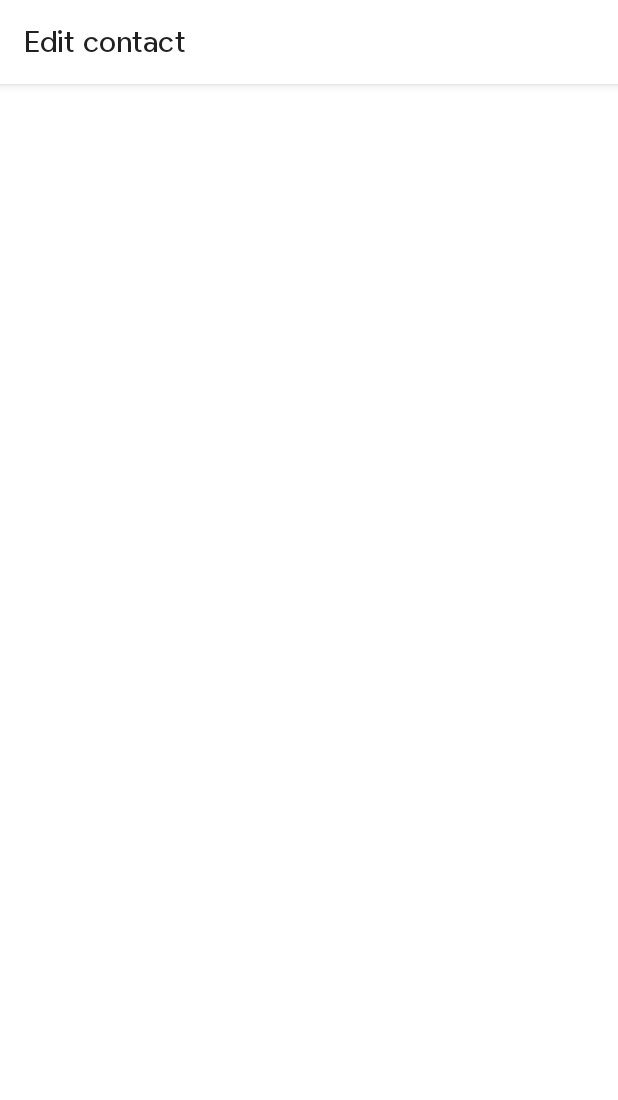
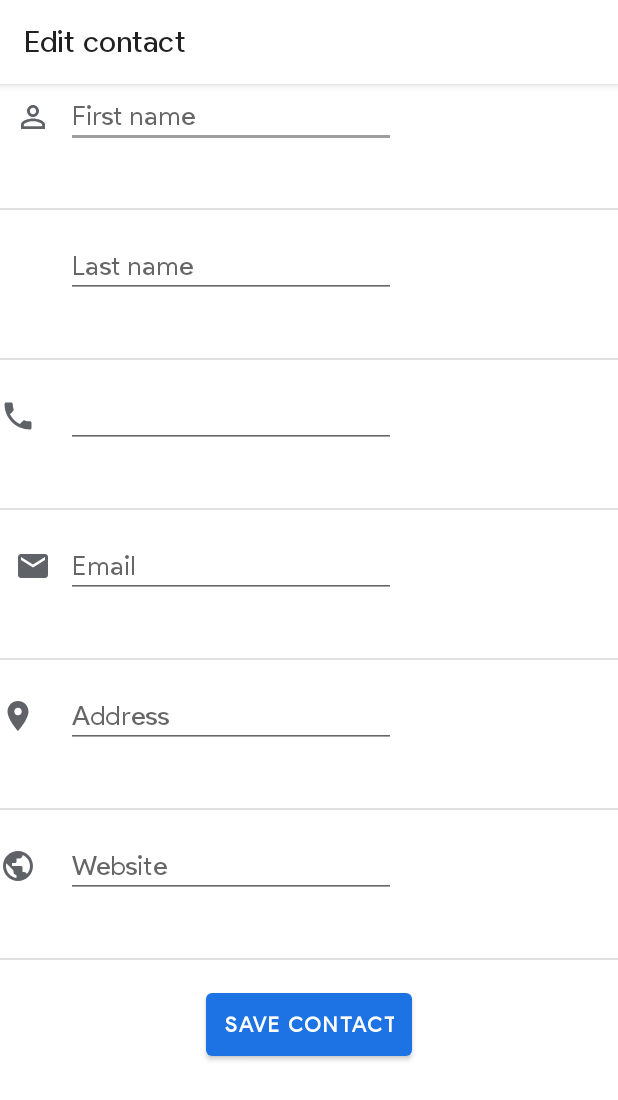
Before and after one commit to UALR-MobileAppsDevelopmentCourse/assignment-07-AustinJesse, an Android app: the screen it shows after launch (ContactFormActivity), on a phone screen of 412 x 824 dp. Before the commit the part shown is almost empty. Shown: the top 1100 px of the screen. Run offline under Robolectric (Android 15) with nearby library versions, the phone set to English and light mode, and no system bars.

Commit message:
Contact Form Java

```diff
--- a/app/src/main/java/edu/ualr/intentsassignment/ContactFormActivity.java
+++ b/app/src/main/java/edu/ualr/intentsassignment/ContactFormActivity.java
@@ -1,9 +1,57 @@
 package edu.ualr.intentsassignment;
 
+import android.content.Intent;
+import android.os.Bundle;
+import android.view.View;
+import android.widget.EditText;
+import android.widget.TextView;
+
+import androidx.annotation.Nullable;
 import androidx.appcompat.app.AppCompatActivity;
+
+import com.google.android.material.button.MaterialButton;
+
+import edu.ualr.intentsassignment.model.Contact;
+import edu.ualr.intentsassignment.databinding.ContactFormBinding;
 
 public class ContactFormActivity extends AppCompatActivity {
     // TODO 01. Create a new layout file to define the GUI elements of the ContactFormActivity.
     // TODO 02. Define the basic skeleton of the ContactFormActivity. Inflate the layout defined in the first step to display the GUI elements on screen.
     // TODO 06. Create a new method that reads the values in the several EditText elements of the layout and then uses the Contact class to send those data to ContactInfoActivity
+    public static final String EXTRA_CONTACT = "ContactData";
+    private ContactFormBinding mBinding;
+    private MaterialButton saveBtn;
+    public EditText firstName;
+    public EditText lastName;
+    public EditText phoneNumber;
+    public EditText emailAddress;
+    public EditText address;
+    public EditText website;
+
+    @Override
+    protected void onCreate(@Nullable Bundle savedInstanceState) {
+        super.onCreate(savedInstanceState);
+        mBinding = ContactFormBinding.inflate(getLayoutInflater());
+        setContentView(mBinding.getRoot());
+        saveBtn = findViewById(R.id.saveButton);
+        firstName = findViewById(R.id.person_first_name);
+        lastName = findViewById(R.id.person_last_name);
+        phoneNumber = findViewById(R.id.phone_number);
+        emailAddress = findViewById(R.id.email);
+        address = findViewById(R.id.location);
+        website = findViewById(R.id.website);
+
+        this.saveBtn.setOnClickListener(new View.OnClickListener() {
+            @Override
+            public void onClick(View view) {
+                onButtonClick(view);
+            }
+        });
+    }
+    public void onButtonClick(View view){
+        Intent intent = new Intent(this, ContactInfoActivity.class);
+        Contact c = new Contact(firstName.getText().toString(), lastName.getText().toString(), phoneNumber.getText().toString(), emailAddress.getText().toString(), address.getText().toString(), website.getText().toString());
+        intent.putExtra(EXTRA_CONTACT, c);
+        startActivity(intent);
+    }
 }
--- /dev/null
+++ b/app/src/main/res/layout/contact_form.xml
@@ -0,0 +1,226 @@
+<?xml version="1.0" encoding="utf-8"?>
+<androidx.coordinatorlayout.widget.CoordinatorLayout
+    xmlns:android="http://schemas.android.com/apk/res/android"
+    android:layout_width="match_parent"
+    android:layout_height="match_parent"
+    xmlns:app="http://schemas.android.com/apk/res-auto"
+    >
+
+    <androidx.constraintlayout.widget.ConstraintLayout
+        android:layout_width="match_parent"
+        android:layout_height="wrap_content"
+        >
+
+        <ImageView
+            style="@style/AppTheme.ImageView"
+            android:id="@+id/person_Image"
+            android:layout_width="wrap_content"
+            android:layout_height="wrap_content"
+            android:src="@drawable/ic_perm_identity_black_24"
+            android:padding="10dp"
+            app:layout_constraintBottom_toBottomOf="@id/person_Image"
+            app:layout_constraintStart_toStartOf="parent"
+            app:layout_constraintTop_toTopOf="@id/person_Image" />
+
+        <EditText
+            android:id="@+id/person_first_name"
+            style="@style/AppTheme.ContactForm.EditText"
+            android:layout_width="wrap_content"
+            android:layout_height="wrap_content"
+            android:inputType="textPersonName"
+            android:ems="10"
+            app:layout_constraintBottom_toTopOf="@+id/divider7"
+            app:layout_constraintStart_toEndOf="@id/person_Image"
+            app:layout_constraintTop_toTopOf="parent"
+            android:hint="@string/first_name_hint"/>
+
+        <View
+            android:id="@+id/divider7"
+            style="@style/AppTheme.ContactInfo.HorizontalDivider"
+            android:layout_width="match_parent"
+            android:layout_height="1dp"
+            android:background="?android:attr/listDivider"
+            app:layout_constraintBottom_toTopOf="@+id/person_last_name"
+            app:layout_constraintEnd_toEndOf="parent"
+            app:layout_constraintHorizontal_bias="0.5"
+            app:layout_constraintStart_toStartOf="parent"
+            app:layout_constraintTop_toBottomOf="@+id/person_first_name" />
+
+
+        <EditText
+            android:id="@+id/person_last_name"
+            style="@style/AppTheme.ContactForm.EditText"
+            android:layout_width="wrap_content"
+            android:layout_height="wrap_content"
+            android:ems="10"
+            android:hint="@string/last_name_hint"
+            android:inputType="textPersonName"
+            app:layout_constraintBottom_toTopOf="@+id/divider8"
+            app:layout_constraintStart_toStartOf="@id/person_first_name"
+            app:layout_constraintTop_toBottomOf="@+id/divider7"  />
+
+        <View
+            android:id="@+id/divider8"
+            style="@style/AppTheme.ContactInfo.HorizontalDivider"
+            android:layout_width="match_parent"
+            android:layout_height="1dp"
+            android:background="?android:attr/listDivider"
+            app:layout_constraintBottom_toTopOf="@+id/phone_number"
+            app:layout_constraintEnd_toEndOf="parent"
+            app:layout_constraintHorizontal_bias="0.5"
+            app:layout_constraintStart_toStartOf="parent"
+            app:layout_constraintTop_toBottomOf="@+id/person_last_name" />
+
+        <EditText
+            android:id="@+id/phone_number"
+            style="@style/AppTheme.ContactForm.EditText"
+            android:layout_width="wrap_content"
+            android:layout_height="wrap_content"
+            android:ems="10"
+            android:inputType="phone"
+            app:layout_constraintStart_toEndOf="@id/phone_Image"
+            app:layout_constraintBottom_toTopOf="@+id/divider9"
+            app:layout_constraintStart_toStartOf="@id/person_last_name"
+            app:layout_constraintTop_toBottomOf="@+id/divider8" />
+
+        <View
+            android:id="@+id/divider9"
+            style="@style/AppTheme.ContactInfo.HorizontalDivider"
+            android:layout_width="match_parent"
+            android:layout_height="1dp"
+            android:background="?android:attr/listDivider"
+            app:layout_constraintBottom_toTopOf="@+id/email"
+            app:layout_constraintEnd_toEndOf="parent"
+            app:layout_constraintHorizontal_bias="0.5"
+            app:layout_constraintStart_toStartOf="parent"
+            app:layout_constraintTop_toBottomOf="@+id/phone_number" />
+
+        <ImageView
+            android:id="@+id/phone_Image"
+            style="@style/AppTheme.ImageView"
+            android:layout_width="wrap_content"
+            android:layout_height="wrap_content"
+            android:src="@drawable/ic_phone_black_24dp"
+            app:layout_constraintBottom_toBottomOf="@id/phone_number"
+            app:layout_constraintStart_toStartOf="parent"
+            app:layout_constraintTop_toTopOf="@id/phone_number" />
+
+        <EditText
+            android:id="@+id/email"
+            style="@style/AppTheme.ContactForm.EditText"
+            android:layout_width="wrap_content"
+            android:layout_height="wrap_content"
+            android:ems="10"
+            android:inputType="textEmailAddress"
+            app:layout_constraintBottom_toTopOf="@+id/divider10"
+            app:layout_constraintStart_toStartOf="@id/phone_number"
+            app:layout_constraintTop_toBottomOf="@+id/divider9"
+            android:hint="@string/email_hint"/>
+
+        <View
+            android:id="@+id/divider10"
+            style="@style/AppTheme.ContactInfo.HorizontalDivider"
+            android:layout_width="match_parent"
+            android:layout_height="1dp"
+            android:background="?android:attr/listDivider"
+            app:layout_constraintBottom_toTopOf="@+id/location"
+            app:layout_constraintEnd_toEndOf="parent"
+            app:layout_constraintHorizontal_bias="0.5"
+            app:layout_constraintStart_toStartOf="parent"
+            app:layout_constraintTop_toBottomOf="@+id/email" />
+
+        <ImageView
+            android:id="@+id/email_Image"
+            style="@style/AppTheme.ImageView"
+            android:layout_width="wrap_content"
+            android:layout_height="wrap_content"
+            android:padding="10dp"
+            android:src="@drawable/ic_email_black_24dp"
+            app:layout_constraintBottom_toBottomOf="@id/email"
+            app:layout_constraintStart_toStartOf="parent"
+            app:layout_constraintTop_toTopOf="@id/email" />
+
+        <EditText
+            android:id="@+id/location"
+            style="@style/AppTheme.ContactForm.EditText"
+            android:layout_width="wrap_content"
+            android:layout_height="wrap_content"
+            android:ems="10"
+            android:inputType="textPostalAddress"
+            app:layout_constraintBottom_toTopOf="@+id/divider11"
+            app:layout_constraintStart_toStartOf="@id/email"
+            app:layout_constraintTop_toBottomOf="@+id/divider10"
+            android:hint="@string/address_hint"/>
+
+        <View
+            android:id="@+id/divider11"
+            style="@style/AppTheme.ContactInfo.HorizontalDivider"
+            android:layout_width="match_parent"
+            android:layout_height="1dp"
+            android:background="?android:attr/listDivider"
+            app:layout_constraintBottom_toTopOf="@+id/website"
+            app:layout_constraintEnd_toEndOf="parent"
+            app:layout_constraintHorizontal_bias="0.5"
+            app:layout_constraintStart_toStartOf="parent"
+            app:layout_constraintTop_toBottomOf="@+id/location" />
+
+        <ImageView
+            android:id="@+id/location_Image"
+            style="@style/AppTheme.ImageView"
+            android:layout_width="wrap_content"
+            android:layout_height="wrap_content"
+            android:src="@drawable/ic_place_black_24dp"
+            app:layout_constraintBottom_toBottomOf="@id/location"
+            app:layout_constraintLeft_toLeftOf="parent"
+            app:layout_constraintTop_toTopOf="@id/location" />
+
+        <EditText
+            android:id="@+id/website"
+            style="@style/AppTheme.ContactForm.EditText"
+            android:layout_width="wrap_content"
+            android:layout_height="wrap_content"
+            android:ems="10"
+            android:inputType="textWebEditText"
+            app:layout_constraintBottom_toTopOf="@+id/divider12"
+            app:layout_constraintStart_toStartOf="@id/location"
+            app:layout_constraintTop_toBottomOf="@+id/divider11"
+            android:hint="@string/website_hint"/>
+
+        <View
+            android:id="@+id/divider12"
+            style="@style/AppTheme.ContactInfo.HorizontalDivider"
+            android:layout_width="match_parent"
+            android:layout_height="1dp"
+            android:background="?android:attr/listDivider"
+            app:layout_constraintBottom_toTopOf="@+id/saveButton"
+            app:layout_constraintEnd_toEndOf="parent"
+            app:layout_constraintHorizontal_bias="0.5"
+            app:layout_constraintStart_toStartOf="parent"
+            app:layout_constraintTop_toBottomOf="@+id/website" />
+
+        <ImageView
+            android:id="@+id/website_Image"
+            style="@style/AppTheme.ImageView"
+            android:layout_width="wrap_content"
+            android:layout_height="wrap_content"
+            android:src="@drawable/ic_public_black_24dp"
+            app:layout_constraintBottom_toBottomOf="@id/website"
+            app:layout_constraintLeft_toLeftOf="parent"
+            app:layout_constraintTop_toTopOf="@id/website" />
+
+        <com.google.android.material.button.MaterialButton
+            android:id="@+id/saveButton"
+            style="@style/AppTheme.ContactForm.Button"
+            android:layout_width="wrap_content"
+            android:layout_height="wrap_content"
+            android:layout_gravity="center"
+            android:text="@string/save_button_label"
+            app:layout_constraintBottom_toBottomOf="parent"
+            app:layout_constraintEnd_toEndOf="parent"
+            app:layout_constraintHorizontal_bias="0.5"
+            app:layout_constraintStart_toStartOf="parent"
+            app:layout_constraintTop_toBottomOf="@+id/divider12" />
+
+    </androidx.constraintlayout.widget.ConstraintLayout>
+
+</androidx.coordinatorlayout.widget.CoordinatorLayout>
```
Also changed, not shown: app/src/main/res/layout/contact_info.xml (added, +245 -0 lines).
